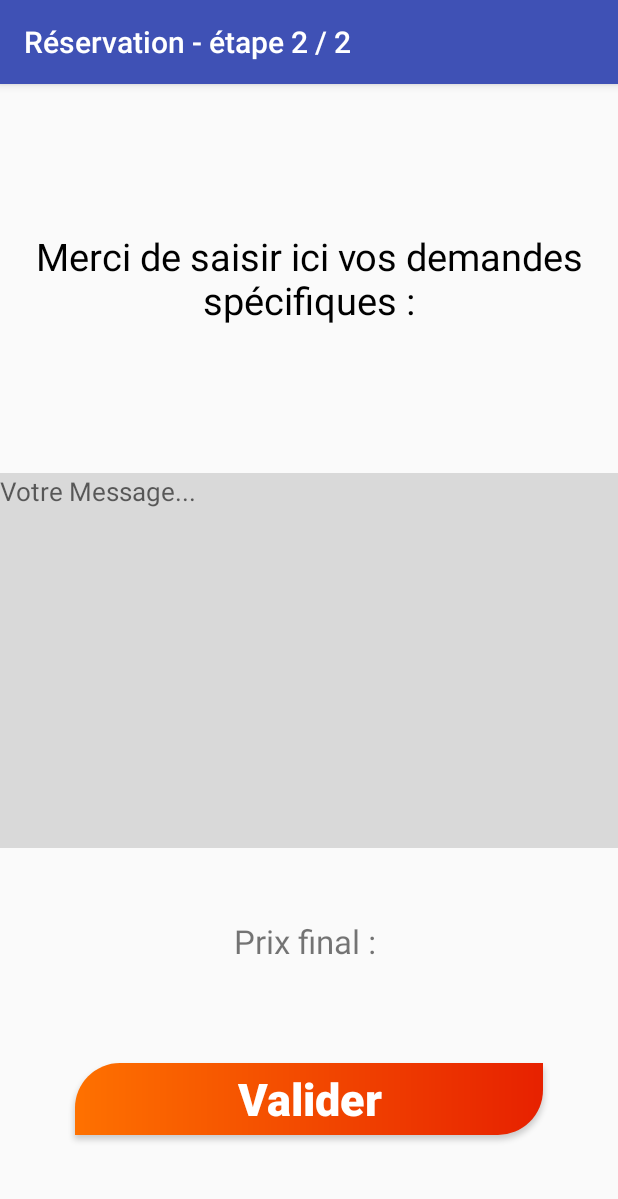
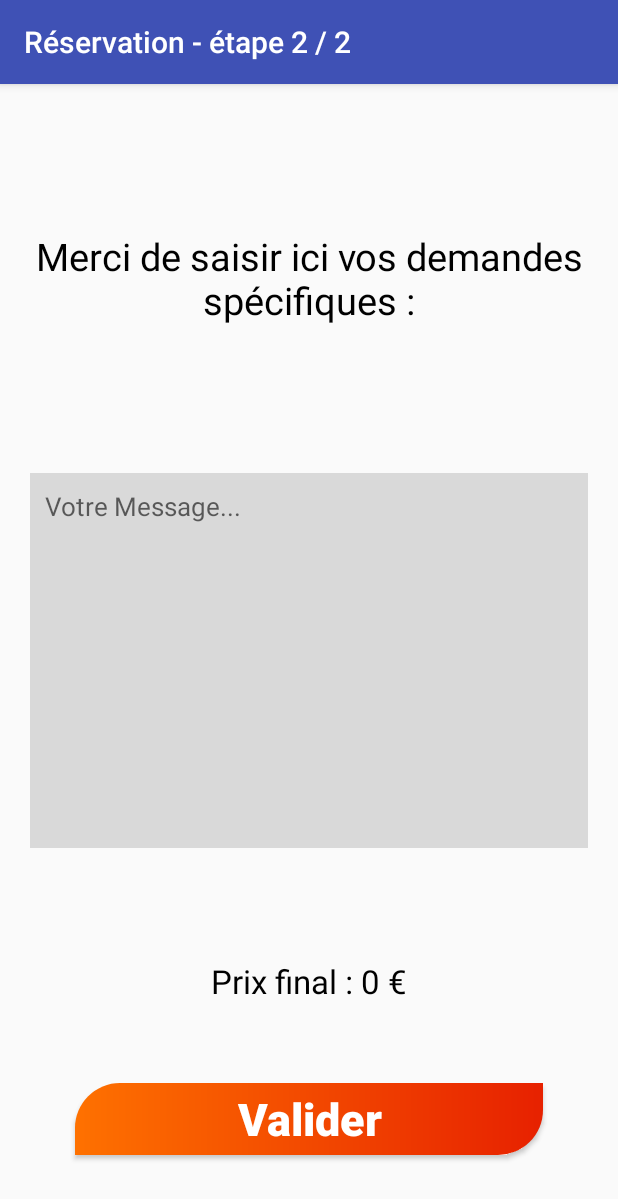
Before and after one commit to adrienvaucard/android-finalProject-madRental, an Android app: the BookingState2 screen opened directly, with no data from a screen before it, on a phone screen of 412 x 824 dp. Shown: the top 1199 px of the screen. Run offline under Robolectric (Android 15) with nearby library versions, the phone set to English and light mode, and no system bars.

Commit message:
Real time price in BookingState2 WITHOUT DATE

```diff
--- a/app/src/main/java/com/example/adrien/madrental/BookingState2.java
+++ b/app/src/main/java/com/example/adrien/madrental/BookingState2.java
@@ -2,6 +2,7 @@ package com.example.adrien.madrental;
 
 import android.support.v7.app.AppCompatActivity;
 import android.os.Bundle;
+import android.widget.TextView;
 
 public class BookingState2 extends AppCompatActivity {
 
@@ -9,6 +10,8 @@ public class BookingState2 extends AppCompatActivity {
     public String vName;
     public String vImage;
     public Integer vTotalPrice;
+
+    public TextView totalPrice;
 
     @Override
     protected void onCreate(Bundle savedInstanceState) {
@@ -20,6 +23,9 @@ public class BookingState2 extends AppCompatActivity {
         vImage = getIntent().getStringExtra("vImage");
         vTotalPrice = getIntent().getIntExtra("vTotalPrice", 0);
 
+        totalPrice = findViewById(R.id.totalPriceText);
+        totalPrice.setText("Prix final : " + vTotalPrice + " €");
+
 
     }
 }
--- a/app/src/main/java/com/example/adrien/madrental/OptionsAdapter.java
+++ b/app/src/main/java/com/example/adrien/madrental/OptionsAdapter.java
@@ -51,16 +51,12 @@ public class OptionsAdapter extends SimpleAdapter {
                 public void onClick(View v) {
 
                     if (tb.isChecked()) {
-                        Log.i("checked", tb.getTag() + " checked");
                         Integer newPrice = bookingState1.getTotalPrice() + vPrice;
                         bookingState1.setTotalPrice(newPrice);
-                        Log.i("New Price", "" + bookingState1.totalPrice);
 
                     } else {
-                        Log.i("unchecked", tb.getTag() + " unchecked");
                         Integer newPrice = bookingState1.getTotalPrice() - vPrice;
                         bookingState1.setTotalPrice(newPrice);
-                        Log.i("New Price", "" + bookingState1.totalPrice);
                     }
                 }
             });
--- a/app/src/main/res/layout/activity_booking_state2.xml
+++ b/app/src/main/res/layout/activity_booking_state2.xml
@@ -26,6 +26,10 @@
         android:hint="Votre Message..."
         android:gravity="left"
         android:textSize="@dimen/defaultTextSize"
+        android:paddingTop="10dp"
+        android:paddingLeft="10dp"
+        android:layout_marginRight="20dp"
+        android:layout_marginLeft="20dp"
         app:layout_constraintLeft_toLeftOf="parent"
         app:layout_constraintRight_toRightOf="parent"
         app:layout_constraintTop_toTopOf="parent"
@@ -37,7 +41,9 @@
         android:layout_height="wrap_content"
         android:text="Prix final : "
         android:textSize="@dimen/defaultBigTextSize"
+        android:textColor="@color/darkText"
         android:gravity="center"
+        android:paddingTop="40dp"
         app:layout_constraintLeft_toLeftOf="parent"
         app:layout_constraintRight_toRightOf="parent"
         app:layout_constraintTop_toBottomOf="@id/bookingMessage"
```
